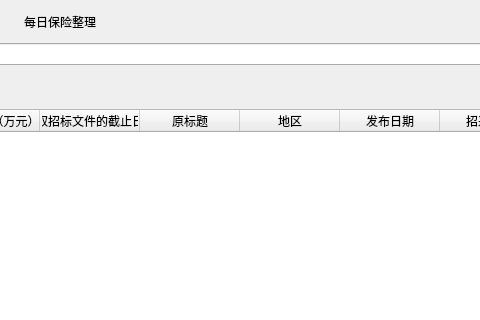
Qt form lwx_project/client/ui/daily_baoxian.ui (Cookie-HOO/lwx_project) before a commit; both pictures show x 570 to 1050 and y 0 to 320 of the 1355 by 865 pixel window.
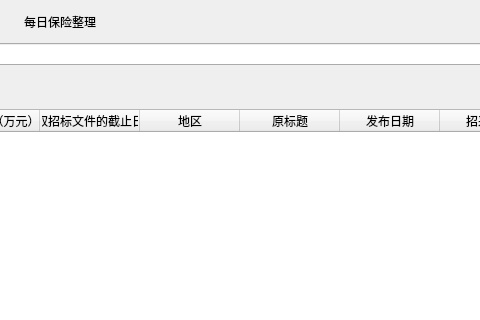
The same form after that commit.

```diff
--- a/lwx_project/client/ui/daily_baoxian.ui
+++ b/lwx_project/client/ui/daily_baoxian.ui
@@ -271,12 +271,19 @@
       </column>
       <column>
        <property name="text">
-        <string>原标题</string>
+        <string>地区</string>
+       </property>
+       <property name="background">
+        <color>
+         <red>207</red>
+         <green>240</green>
+         <blue>198</blue>
+        </color>
        </property>
       </column>
       <column>
        <property name="text">
-        <string>地区</string>
+        <string>原标题</string>
        </property>
       </column>
       <column>
```
